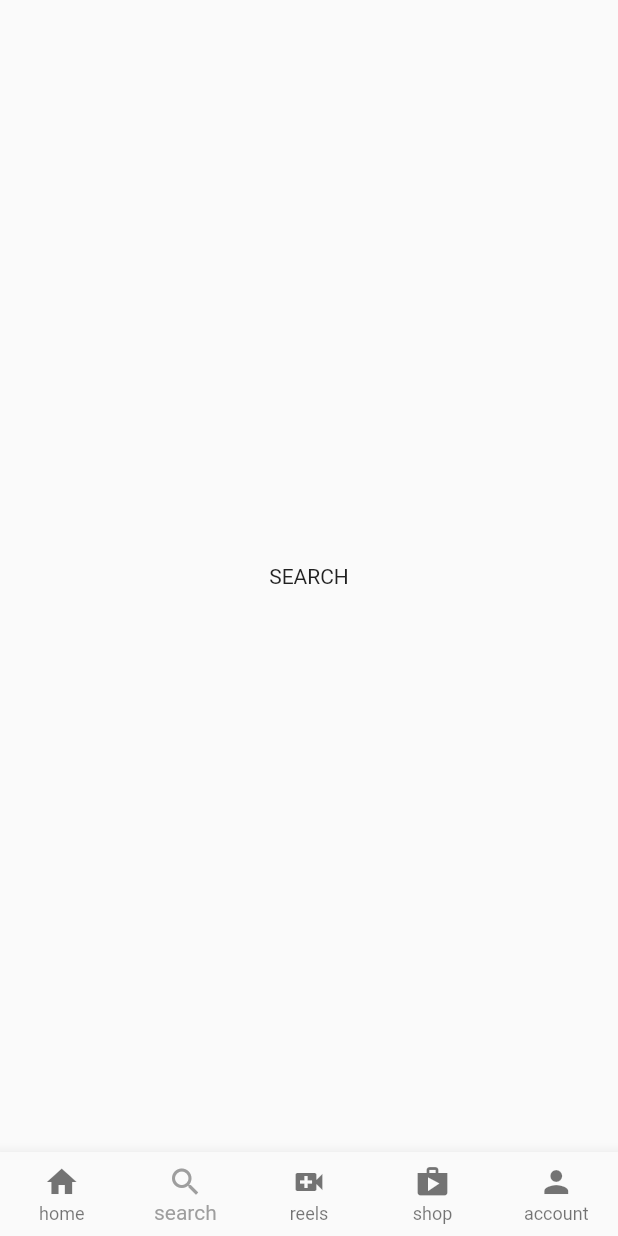
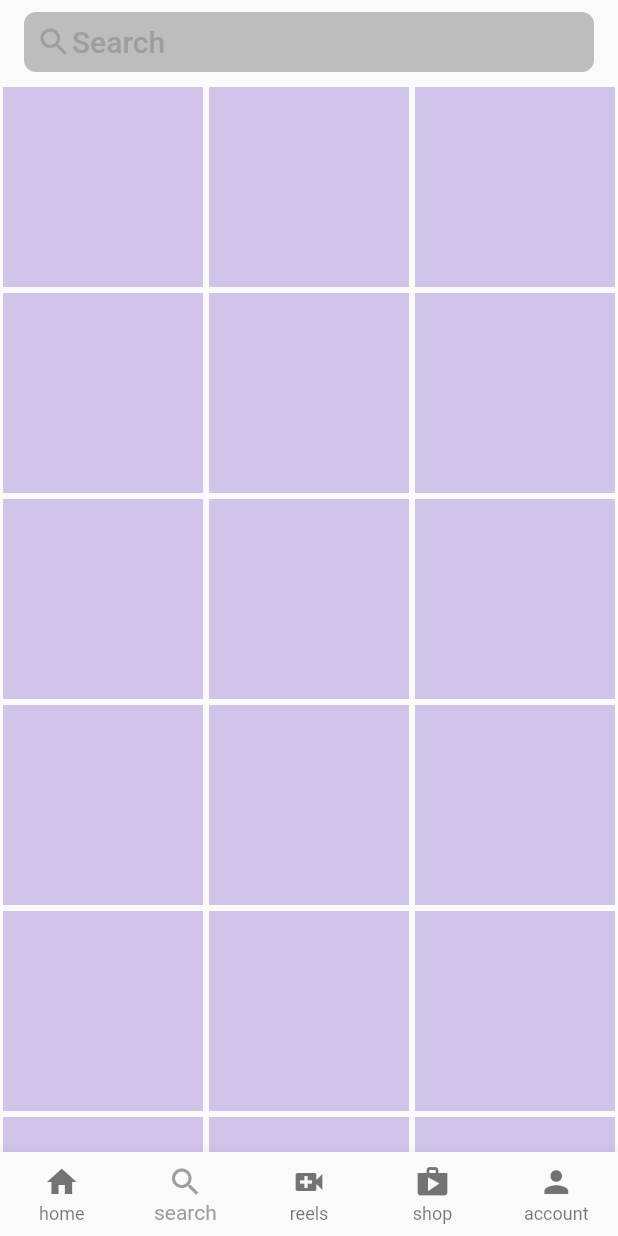
Before and after one commit to leo-vieiraa/instagram_ui_flutter, a Flutter app: the screen it shows after launch, item 2 of the bottom bar chosen, on a phone screen of 412 x 824 dp. Run offline on Flutter 3.47's test engine with Material 2 defaults, Android fonts, the light colour scheme and no system bars.

Commit message:
created search section

```diff
--- a/lib/pages/home.dart
+++ b/lib/pages/home.dart
@@ -34,7 +34,7 @@
                     padding: const EdgeInsets.all(24.0),
                     child: Icon(Icons.favorite),
                   ),
-                  Icon(Icons.share),
+                  Icon(Icons.chat_bubble_outline),
                 ],
               )
             ],
--- a/lib/pages/search.dart
+++ b/lib/pages/search.dart
@@ -1,14 +1,42 @@
 import 'package:flutter/material.dart';
+import 'package:instagram_ui_flutter/util/explore_grid.dart';
 
 class UserSearch extends StatelessWidget {
   const UserSearch({super.key});
 
   @override
   Widget build(BuildContext context) {
-    return const Scaffold(
-      body: Center(
-        child: Text('SEARCH'),
+    return Scaffold(
+      appBar: AppBar(
+        backgroundColor: Colors.transparent,
+        elevation: 0,
+        title: ClipRRect(
+          borderRadius: BorderRadius.circular(8),
+          child: Container(
+            padding: EdgeInsets.all(8),
+            color: Colors.grey[400],
+            child: Row(
+              children: [
+                Icon(
+                  Icons.search,
+                  color: Colors.grey[500],
+                ),
+                Container(
+                  child: Center(
+                    child: Text(
+                      'Search',
+                      style: TextStyle(
+                        color: Colors.grey[500],
+                      ),
+                    ),
+                  ),
+                )
+              ],
+            ),
+          ),
+        ),
       ),
+      body: ExploreGrid(),
     );
   }
 }
--- /dev/null
+++ b/lib/util/explore_grid.dart
@@ -0,0 +1,22 @@
+import 'package:flutter/material.dart';
+
+class ExploreGrid extends StatelessWidget {
+  const ExploreGrid({super.key});
+
+  @override
+  Widget build(BuildContext context) {
+    return GridView.builder(
+      itemCount: 20,
+      gridDelegate:
+          SliverGridDelegateWithFixedCrossAxisCount(crossAxisCount: 3),
+      itemBuilder: (context, index) {
+        return Padding(
+          padding: const EdgeInsets.all(2.0),
+          child: Container(
+            color: Colors.deepPurple[100],
+          ),
+        );
+      },
+    );
+  }
+}
```
